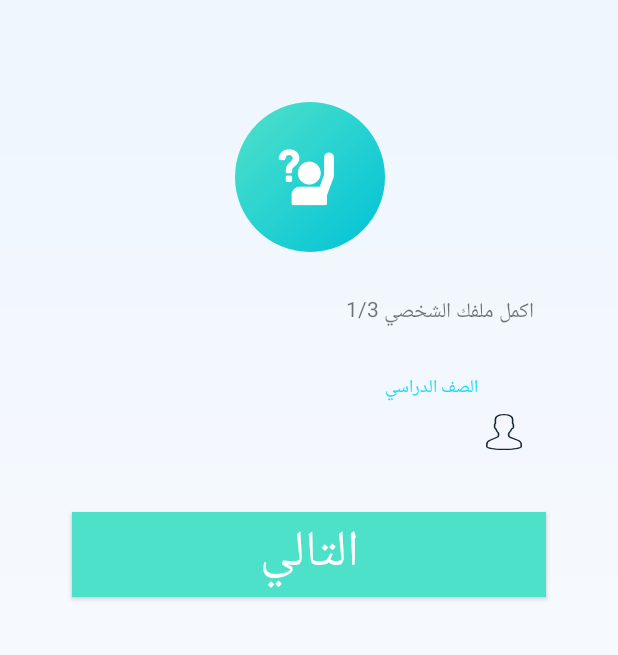
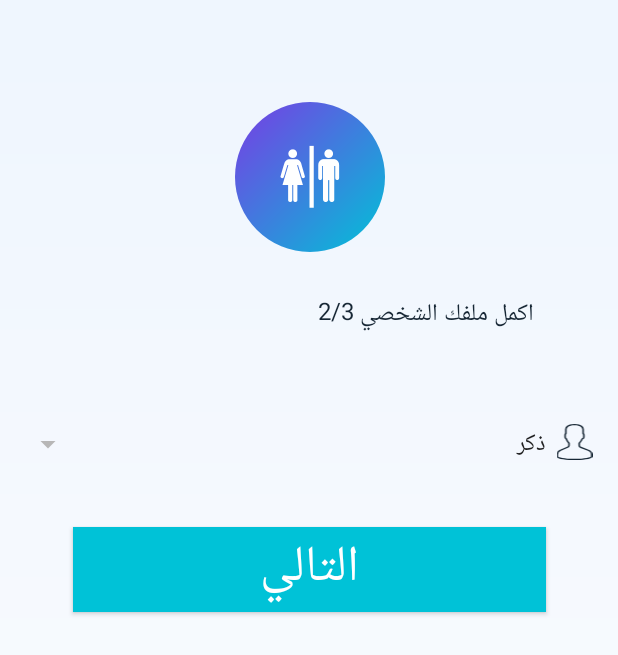
Before and after one commit to alex8530/AndroidChildrenEducation, an Android app: the screen it shows after launch (Register1Activity before the commit, Register2Activity after it), on a phone screen of 412 x 824 dp. Shown: the top 655 px of the screen. Run offline under Robolectric (Android 15) with nearby library versions, the phone set to English and light mode, and no system bars.

Commit message:
Add register2Activity

```diff
--- a/app/src/main/AndroidManifest.xml
+++ b/app/src/main/AndroidManifest.xml
@@ -10,7 +10,7 @@
         android:supportsRtl="true"
         android:theme="@style/AppTheme">
         <activity android:name=".MainActivity" />
-        <activity android:name=".Register1Activity">
+        <activity android:name=".Register2Activity">
             <intent-filter>
                 <action android:name="android.intent.action.MAIN" />
 
@@ -20,7 +20,8 @@
         <activity android:name=".Splash1Activity" />
         <activity android:name=".LoginActivity" />
         <activity android:name=".RegisterActivity" />
-        <activity android:name=".Register_4Activity"></activity>
+        <activity android:name=".Register_4Activity" />
+        <activity android:name=".Register1Activity"></activity>
     </application>
 
 </manifest>
--- /dev/null
+++ b/app/src/main/java/com/example/mrzero/androidadkyaaapp3/Register2Activity.java
@@ -0,0 +1,14 @@
+package com.example.mrzero.androidadkyaaapp3;
+
+import androidx.appcompat.app.AppCompatActivity;
+
+import android.os.Bundle;
+
+public class Register2Activity extends AppCompatActivity {
+
+    @Override
+    protected void onCreate(Bundle savedInstanceState) {
+        super.onCreate(savedInstanceState);
+        setContentView(R.layout.activity_register2);
+    }
+}
--- a/app/src/main/res/layout/activity_register.xml
+++ b/app/src/main/res/layout/activity_register.xml
@@ -80,7 +80,7 @@
         android:layout_height="wrap_content"
         android:layout_marginTop="8dp"
         android:entries="@array/country_arrays"
-        android:padding="20dp"
+        android:padding="15dp"
         app:layout_constraintEnd_toStartOf="@+id/guideline5"
         app:layout_constraintStart_toStartOf="@+id/guideline4"
         app:layout_constraintTop_toBottomOf="@+id/textInputLayout2" />
--- /dev/null
+++ b/app/src/main/res/layout/activity_register2.xml
@@ -0,0 +1,89 @@
+<?xml version="1.0" encoding="utf-8"?>
+<androidx.constraintlayout.widget.ConstraintLayout
+    xmlns:android="http://schemas.android.com/apk/res/android"
+    xmlns:app="http://schemas.android.com/apk/res-auto"
+    xmlns:tools="http://schemas.android.com/tools"
+    android:layout_width="match_parent"
+    android:layoutDirection="rtl"
+    android:background="@drawable/bg_signup"
+    android:layout_height="match_parent"
+    tools:context=".Register1Activity">
+
+    <ImageView
+        android:id="@+id/imageView6"
+        android:layout_width="100dp"
+        android:layout_height="100dp"
+        android:layout_marginStart="8dp"
+        android:layout_marginTop="68dp"
+        android:layout_marginEnd="8dp"
+        app:layout_constraintEnd_toEndOf="parent"
+        app:layout_constraintHorizontal_bias="0.498"
+        app:layout_constraintStart_toStartOf="parent"
+        app:layout_constraintTop_toTopOf="parent"
+        app:srcCompat="@drawable/register2logo" />
+
+    <TextView
+        android:id="@+id/textView10"
+        android:layout_width="299dp"
+        android:layout_height="0dp"
+        android:layout_marginStart="8dp"
+        android:layout_marginTop="28dp"
+        android:textSize="16sp"
+        android:textColor="#172735"
+        android:layout_marginEnd="8dp"
+        android:text="اكمل ملفك الشخصي 2/3"
+        app:layout_constraintEnd_toEndOf="parent"
+        app:layout_constraintStart_toStartOf="parent"
+        app:layout_constraintTop_toBottomOf="@+id/imageView6" />
+
+    <LinearLayout
+        android:id="@+id/linearLayout3"
+        android:layout_width="match_parent"
+        android:layout_height="wrap_content"
+        android:layout_marginStart="8dp"
+        android:layout_marginTop="44dp"
+        android:layout_marginEnd="8dp"
+        android:weightSum="100"
+        app:layout_constraintEnd_toEndOf="parent"
+        app:layout_constraintStart_toStartOf="parent"
+        app:layout_constraintTop_toBottomOf="@+id/textView10">
+
+
+
+
+        <ImageView
+            android:layout_width="0dp"
+            android:layout_height="wrap_content"
+            android:layout_weight="10"
+            android:layout_marginTop="15dp"
+            android:src="@drawable/ic_user_icon" />
+
+
+        <Spinner
+            android:id="@+id/spinner"
+            android:layout_width="0dp"
+            android:layout_height="wrap_content"
+            android:layout_marginStart="-25dp"
+            android:layout_weight="90"
+            android:entries="@array/type_arrays"
+            android:padding="15dp" />
+
+
+
+    </LinearLayout>
+
+    <Button
+        android:id="@+id/button"
+        android:layout_width="315dp"
+        android:layout_height="wrap_content"
+        android:layout_marginStart="48dp"
+        android:layout_marginTop="26dp"
+        android:layout_marginEnd="48dp"
+        android:background="#00c2d7"
+        android:text="التالي"
+        android:textColor="@android:color/white"
+        android:textSize="50px"
+        app:layout_constraintEnd_toEndOf="parent"
+        app:layout_constraintStart_toStartOf="parent"
+        app:layout_constraintTop_toBottomOf="@+id/linearLayout3" />
+</androidx.constraintlayout.widget.ConstraintLayout>
--- a/app/src/main/res/values/arrays.xml
+++ b/app/src/main/res/values/arrays.xml
@@ -8,4 +8,11 @@
 
 
     </string-array>
+    <string-array name="type_arrays" >
+
+        <item>ذكر</item>
+        <item>انثى</item>
+
+
+    </string-array>
 </resources>
```
Also changed, not shown: app/src/main/res/drawable/register2logo.png (added).
